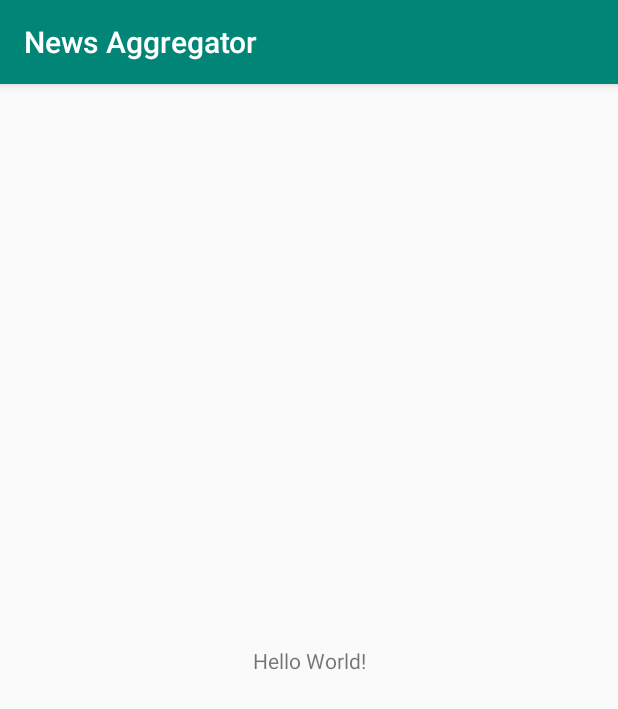
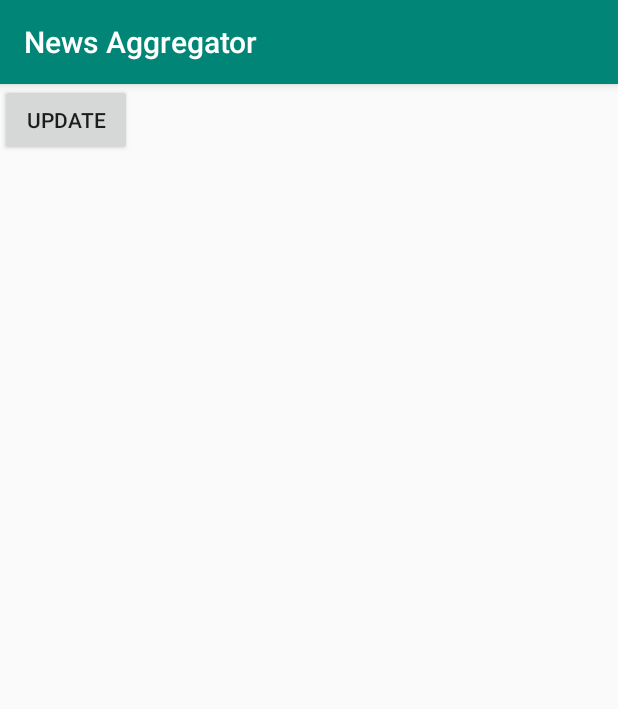
Before and after one commit to ezhova-ta/news-aggregator, an Android app: the screen it shows after launch (MainActivity), on a phone screen of 412 x 824 dp. Shown: the top 709 px of the screen. Run offline under Robolectric (Android 15) with nearby library versions, the phone set to English and light mode, and no system bars.

```diff
--- /dev/null
+++ b/app/src/main/java/com/example/newsaggregator/activities/MainActivity.java
@@ -0,0 +1,46 @@
+package com.example.newsaggregator.activities;
+
+import android.content.BroadcastReceiver;
+import android.content.Context;
+import android.content.Intent;
+import android.content.IntentFilter;
+import android.support.v7.app.AppCompatActivity;
+import android.os.Bundle;
+import android.view.View;
+
+import com.example.newsaggregator.R;
+import com.example.newsaggregator.services.MainService;
+
+public class MainActivity extends AppCompatActivity {
+    @Override
+    protected void onCreate(Bundle savedInstanceState) {
+        super.onCreate(savedInstanceState);
+        setContentView(R.layout.activity_main);
+
+        final BroadcastReceiver receiver = new BroadcastReceiver() {
+            @Override
+            public void onReceive(Context context, Intent intent) {
+                final int resultResult = intent.getIntExtra("request_result", 0);
+                if(resultResult == MainService.FETCHING_NEWS_RESULT_OK) {
+                    /*
+                    TODO Получить данные из БД и отобразить
+                     */
+                } else if(resultResult == MainService.FETCHING_NEWS_RESULT_FAILING) {
+                    /*
+                    TODO Сообщить пользователю о проблеме (данные не загружены из сети)
+                     */
+                }
+            }
+        };
+
+        final IntentFilter intentFilter = new IntentFilter(MainService.ACTION_FETCH_NEWS);
+        registerReceiver(receiver, intentFilter);
+    }
+
+    public void onUpdateNewsButtonClick(View view) {
+        final Intent intent = new Intent(this, MainService.class);
+        intent.setAction(MainService.ACTION_FETCH_NEWS);
+        intent.putExtra(MainService.EXTRA_PARAM_CHANNEL_URL, "https://news.yandex.ru/travels.rss");
+        startService(intent);
+    }
+}
--- /dev/null
+++ b/app/src/main/java/com/example/newsaggregator/application/RSSReaderApplication.java
@@ -0,0 +1,29 @@
+package com.example.newsaggregator.application;
+
+import android.app.Application;
+
+import com.example.newsaggregator.db.DBWriter;
+
+public class RSSReaderApplication extends Application {
+    private static RSSReaderApplication instance;
+    private DBWriter dbWriter;
+
+    public static RSSReaderApplication getInstance() {
+        return instance;
+    }
+
+    public DBWriter getDbWriter() {
+        return dbWriter;
+    }
+
+    @Override
+    public void onCreate() {
+        super.onCreate();
+        instance = this;
+        dbWriter = new DBWriter(this);
+    }
+
+    /*
+    TODO Когда вызывать dbWriter.close()?
+     */
+}
--- /dev/null
+++ b/app/src/main/java/com/example/newsaggregator/db/DBHelper.java
@@ -0,0 +1,22 @@
+package com.example.newsaggregator.db;
+
+import android.content.Context;
+import android.database.sqlite.SQLiteDatabase;
+import android.database.sqlite.SQLiteOpenHelper;
+
+public class DBHelper extends SQLiteOpenHelper {
+    public DBHelper(Context context) {
+        super(context, "rss_news_reader", null, 1);
+    }
+
+    @Override
+    public void onCreate(SQLiteDatabase db) {
+        db.execSQL("create table rss_channels (id integer primary key autoincrement, link text)");
+        db.execSQL("create table news (id integer primary key autoincrement, title text, " +
+                "link text, description text, pub_date text, rss_channel_id integer not null, " +
+                "foreign key (rss_channel_id) references rss_channels(id))");
+    }
+
+    @Override
+    public void onUpgrade(SQLiteDatabase db, int oldVersion, int newVersion) {}
+}
--- a/app/src/main/res/layout/activity_main.xml
+++ b/app/src/main/res/layout/activity_main.xml
@@ -1,18 +1,16 @@
 <?xml version="1.0" encoding="utf-8"?>
-<android.support.constraint.ConstraintLayout xmlns:android="http://schemas.android.com/apk/res/android"
+<LinearLayout
+    xmlns:android="http://schemas.android.com/apk/res/android"
     xmlns:app="http://schemas.android.com/apk/res-auto"
     xmlns:tools="http://schemas.android.com/tools"
     android:layout_width="match_parent"
     android:layout_height="match_parent"
-    tools:context=".MainActivity">
+    tools:context=".activities.MainActivity">
 
-    <TextView
+    <Button
+        android:id="@+id/updateNewsButton"
         android:layout_width="wrap_content"
         android:layout_height="wrap_content"
-        android:text="Hello World!"
-        app:layout_constraintBottom_toBottomOf="parent"
-        app:layout_constraintLeft_toLeftOf="parent"
-        app:layout_constraintRight_toRightOf="parent"
-        app:layout_constraintTop_toTopOf="parent" />
-
-</android.support.constraint.ConstraintLayout>
+        android:onClick="onUpdateNewsButtonClick"
+        android:text="@string/update_news_button" />
+</LinearLayout>
--- a/app/src/main/res/values/strings.xml
+++ b/app/src/main/res/values/strings.xml
@@ -1,3 +1,4 @@
 <resources>
     <string name="app_name">News Aggregator</string>
+    <string name="update_news_button">Update</string>
 </resources>
```
Also changed, not shown: app/src/main/AndroidManifest.xml (+10 -3 lines), app/src/main/java/com/example/newsaggregator/MainActivity.java (deleted, +0 -12 lines), app/src/main/java/com/example/newsaggregator/db/DBWriter.java (added, +71 -0 lines), app/src/main/java/com/example/newsaggregator/parser/News.java (added, +51 -0 lines), app/src/main/java/com/example/newsaggregator/parser/XmlParser.java (added, +67 -0 lines), app/src/main/java/com/example/newsaggregator/services/MainService.java (added, +76 -0 lines).
